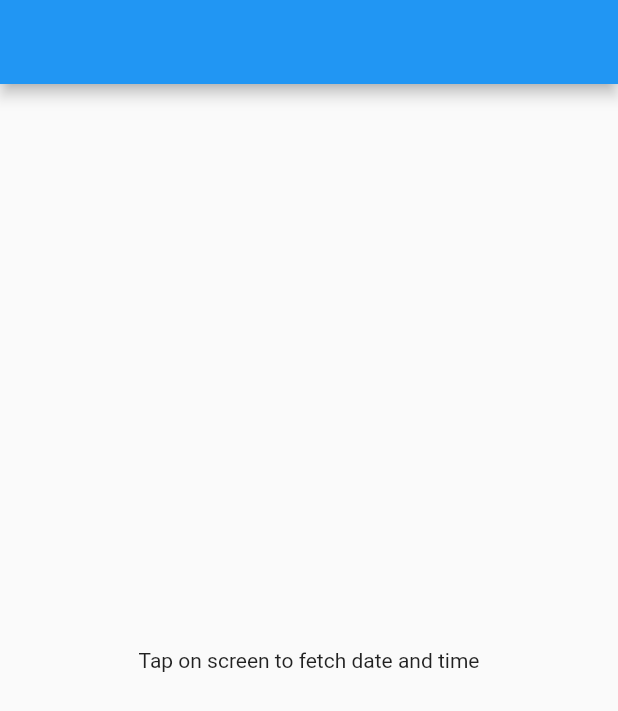
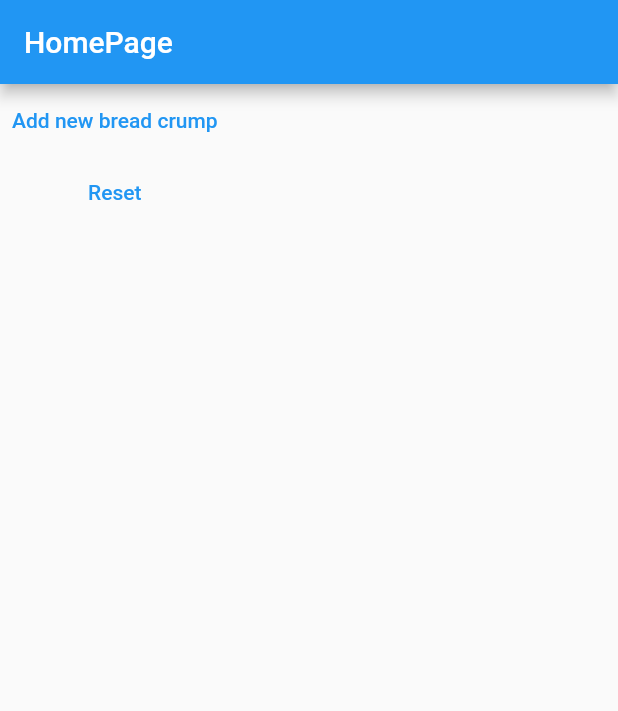
Before and after one commit to Anonymousgaurav/flutter_inherited_widget, a Flutter app: the screen it shows after launch, on a phone screen of 412 x 824 dp. Shown: the top 711 px of the screen. Run offline on Flutter 3.47's test engine with Material 2 defaults, Android fonts, the phone set to English and light mode, and no system bars.

Commit message:
basic provider code added (watch,select,consumer,read)

```diff
--- a/lib/main.dart
+++ b/lib/main.dart
@@ -1,4 +1,7 @@
+import 'dart:collection';
+
 import 'package:flutter/material.dart';
+import 'package:provider/provider.dart';
 import 'package:uuid/uuid.dart';
 
 void main() {
@@ -6,95 +9,174 @@ void main() {
 }
 
 class MyApp extends StatelessWidget {
-  const MyApp({super.key});
+  const MyApp({Key? key}) : super(key: key);
 
   @override
   Widget build(BuildContext context) {
-    return MaterialApp(
-      title: 'Flutter Demo',
-      theme: ThemeData(
-        primarySwatch: Colors.blue,
+    return ChangeNotifierProvider(
+      create: (_) => BreadCrumbProvider(),
+      child: MaterialApp(
+        title: 'Flutter Demo',
+        theme: ThemeData(
+          primarySwatch: Colors.blue,
+        ),
+        home: const HomePage(),
+        routes: {'/new': (context) => const NewBreadCrumbWidget()},
       ),
-      home: DateTimeProvider(
-          api: Api(), child: const MyHomePage(title: 'Flutter Demo Home Page')),
     );
   }
 }
 
-class MyHomePage extends StatefulWidget {
-  const MyHomePage({super.key, required this.title});
-
-  final String title;
-
-  @override
-  State<MyHomePage> createState() => _MyHomePageState();
-}
-
-class _MyHomePageState extends State<MyHomePage> {
-  ValueKey _textKey = const ValueKey<String>("");
+class HomePage extends StatelessWidget {
+  const HomePage({Key? key}) : super(key: key);
 
   @override
   Widget build(BuildContext context) {
     return Scaffold(
       appBar: AppBar(
-        title: Text(DateTimeProvider.of(context)?.api.dateAndTime ?? ""),
+        title: Text("HomePage"),
       ),
-      body: GestureDetector(
-        onTap: () async {
-          final api = DateTimeProvider.of(context)?.api;
-          final dateTime = await api?._getDateAndTime();
-          setState(() {
-            _textKey = ValueKey(dateTime);
-          });
-        },
-        child: Center(
-          child: Container(
-            child: DateTimeWidget(),
+      body: Column(
+        children: [
+          Consumer<BreadCrumbProvider>(builder: (context, value, child) {
+            return BreadCrumbsWidget(breadCrumbs: value.items);
+          }),
+          TextButton(
+            onPressed: () {
+              Navigator.pushNamed(context, "/new");
+            },
+            child: const Text("Add new bread crump"),
           ),
-        ),
+          TextButton(
+            onPressed: () {
+              /// on press we have to communicate with provider
+              /// read when we want to communicate with provider. Like we want to tell provider, Hey Provider Do this
+              /// use read when you are going to do one way communication generallly on Tap
+              context.read<BreadCrumbProvider>().reset();
+            },
+            child: const Text("Reset"),
+          ),
+        ],
       ),
     );
   }
 }
 
-class Api {
-  String? dateAndTime;
+class BreadCrumbsWidget extends StatelessWidget {
+  final UnmodifiableListView<BreadCrumb> breadCrumbs;
 
-  Future<String> _getDateAndTime() {
-    return Future.delayed(
-            const Duration(seconds: 1), () => DateTime.now().toIso8601String())
-        .then((value) {
-      dateAndTime = value;
-      return value;
-    });
+  const BreadCrumbsWidget({required this.breadCrumbs, Key? key})
+      : super(key: key);
+
+  @override
+  Widget build(BuildContext context) {
+    return Wrap(
+      children: breadCrumbs.map(
+        (crumps) {
+          return Text(
+            crumps.title,
+            style:
+                TextStyle(color: crumps.isActive ? Colors.blue : Colors.black),
+          );
+        },
+      ).toList(),
+    );
   }
 }
 
-class DateTimeProvider extends InheritedWidget {
-  final Api api;
+class BreadCrumb {
+  bool isActive;
+  final String name;
   final String uuid;
 
-  DateTimeProvider({
-    Key? key,
-    required Widget child,
-    required this.api,
-  })  : uuid = const Uuid().v4(),
-        super(key: key, child: child);
+  BreadCrumb({required this.isActive, required this.name})
+      : uuid = const Uuid().v4();
 
+  void activate() {
+    isActive = true;
+  }
+
+  /// This operator is useful when you need to compare actual values of two objects/classses,
+  /// because flutter by default Compares instances of objects and that case two objects will never be same even
+  /// their actual values are same
   @override
-  bool updateShouldNotify(InheritedWidget oldWidget) => true;
+  bool operator ==(covariant BreadCrumb other) => uuid == other.uuid;
 
-  static DateTimeProvider? of(BuildContext context) {
-    return context.findAncestorWidgetOfExactType();
+  /// if we override the equality operator (==) in our subclass, we SHOULD override the hashCode method too.
+  /// hash-based collection, both equality operator (==) and hashCode are used when doing the comparison.
+  @override
+  int get hashCode => uuid.hashCode;
+
+  String get title => name + (isActive ? ">" : "");
+}
+
+class BreadCrumbProvider extends ChangeNotifier {
+  final List<BreadCrumb> _items = [];
+
+  ///  It creates a copy of the original List, and that copy cannot be mutated. Mutating the original List will not affect the copy.
+  UnmodifiableListView<BreadCrumb> get items => UnmodifiableListView(_items);
+
+  void add(BreadCrumb crumb) {
+    for (final item in _items) {
+      item.activate();
+    }
+    _items.add(crumb);
+    notifyListeners();
+  }
+
+  void reset() {
+    _items.clear();
+    notifyListeners();
   }
 }
 
-class DateTimeWidget extends StatelessWidget {
-  const DateTimeWidget({Key? key}) : super(key: key);
+class NewBreadCrumbWidget extends StatefulWidget {
+  const NewBreadCrumbWidget({Key? key}) : super(key: key);
+
+  @override
+  State<NewBreadCrumbWidget> createState() => _NewBreadCrumbWidgetState();
+}
+
+class _NewBreadCrumbWidgetState extends State<NewBreadCrumbWidget> {
+  late final TextEditingController _controller;
+
+  @override
+  void initState() {
+    super.initState();
+    _controller = TextEditingController();
+  }
+
+  @override
+  void dispose() {
+    super.dispose();
+    _controller.dispose();
+  }
 
   @override
   Widget build(BuildContext context) {
-    final api = DateTimeProvider.of(context)?.api;
-    return Text(api?.dateAndTime ?? "Tap on screen to fetch date and time");
+    return Scaffold(
+      appBar: AppBar(
+        title: const Text("Add new BreadCrumb"),
+      ),
+      body: Column(
+        children: [
+          TextField(
+            controller: _controller,
+            decoration: const InputDecoration(
+                hintText: "Enter new Bread Crumb Here....."),
+          ),
+          TextButton(
+              onPressed: () {
+                if (_controller.text.isNotEmpty) {
+                  final breadCrumb =
+                      BreadCrumb(isActive: false, name: _controller.text);
+                  context.read<BreadCrumbProvider>().add(breadCrumb);
+                  Navigator.of(context).pop(context);
+                }
+              },
+              child: const Text("Add New..."))
+        ],
+      ),
+    );
   }
 }
```
